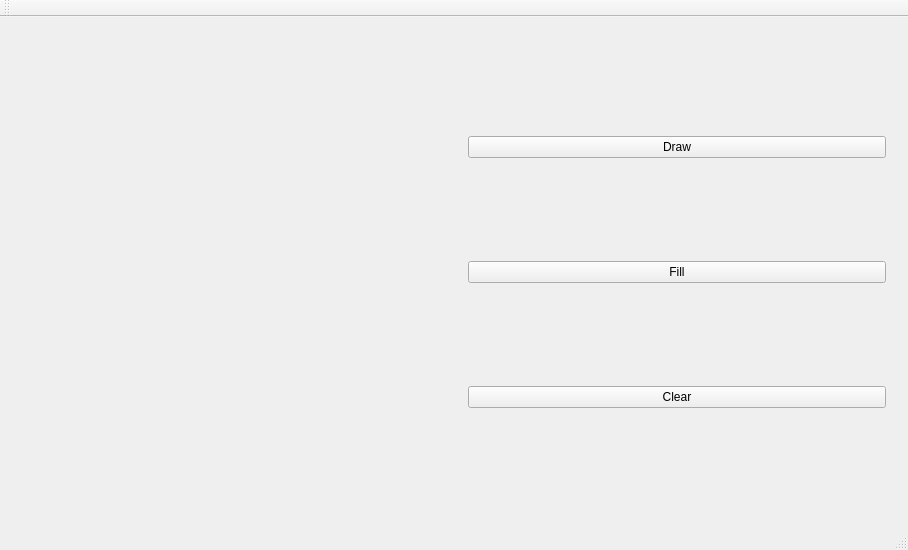
Old version of the form ExList2/ScanlineFill/mainwindow.ui in the repository VFerrari/ComputerGraphics.
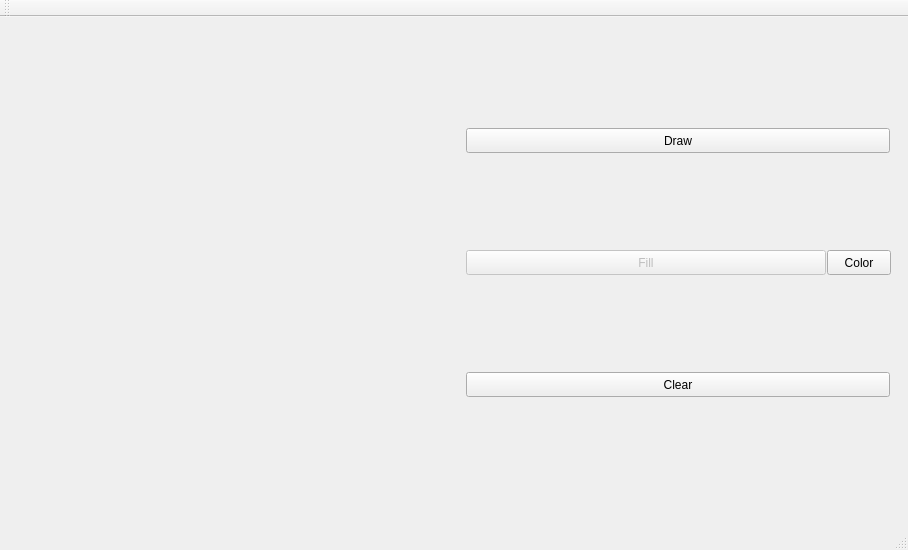
New version of the form. Custom widgets are drawn as their Qt base class.

Commit message: Adding color picker and disabling 'fill' button until polygon is drawn

Diff of the .ui file:
```diff
--- a/ExList2/ScanlineFill/mainwindow.ui
+++ b/ExList2/ScanlineFill/mainwindow.ui
@@ -20,29 +20,67 @@
     </item>
     <item>
      <widget class="QWidget" name="widget" native="true">
-      <layout class="QVBoxLayout" name="verticalLayout">
-       <item>
+      <widget class="QPushButton" name="clearPushButton">
+       <property name="geometry">
+        <rect>
+         <x>9</x>
+         <y>344</y>
+         <width>424</width>
+         <height>25</height>
+        </rect>
+       </property>
+       <property name="text">
+        <string>Clear</string>
+       </property>
+      </widget>
         <widget class="QPushButton" name="drawPushButton">
+       <property name="geometry">
+        <rect>
+         <x>9</x>
+         <y>100</y>
+         <width>424</width>
+         <height>25</height>
+        </rect>
+       </property>
          <property name="text">
           <string>Draw</string>
          </property>
         </widget>
-       </item>
-       <item>
         <widget class="QPushButton" name="fillPushButton">
+       <property name="enabled">
+        <bool>false</bool>
+       </property>
+       <property name="geometry">
+        <rect>
+         <x>9</x>
+         <y>222</y>
+         <width>360</width>
+         <height>25</height>
+        </rect>
+       </property>
+       <property name="maximumSize">
+        <size>
+         <width>424</width>
+         <height>16777215</height>
+        </size>
+       </property>
          <property name="text">
           <string>Fill</string>
          </property>
         </widget>
-       </item>
-       <item>
-        <widget class="QPushButton" name="clearPushButton">
+      <widget class="QToolButton" name="colorToolButton">
+       <property name="geometry">
+        <rect>
+         <x>370</x>
+         <y>222</y>
+         <width>64</width>
+         <height>25</height>
+        </rect>
+       </property>
          <property name="text">
-          <string>Clear</string>
-         </property>
-        </widget>
-       </item>
-      </layout>
+        <string>Color</string>
+       </property>
+      </widget>
      </widget>
     </item>
    </layout>
```
Lines whose indentation alone changed are shown as unchanged. The commit also changes 4 other files.
